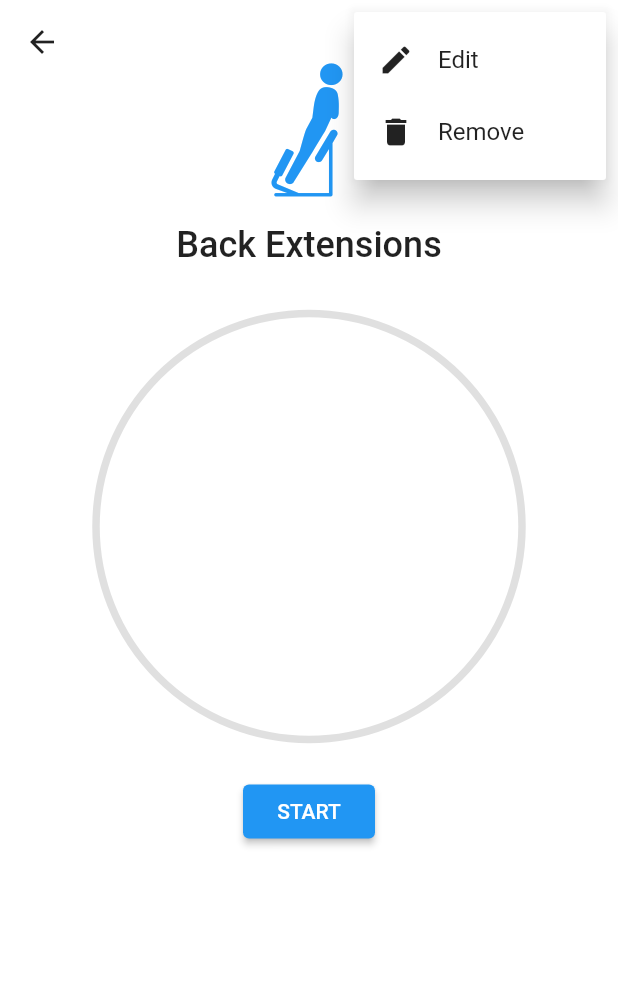
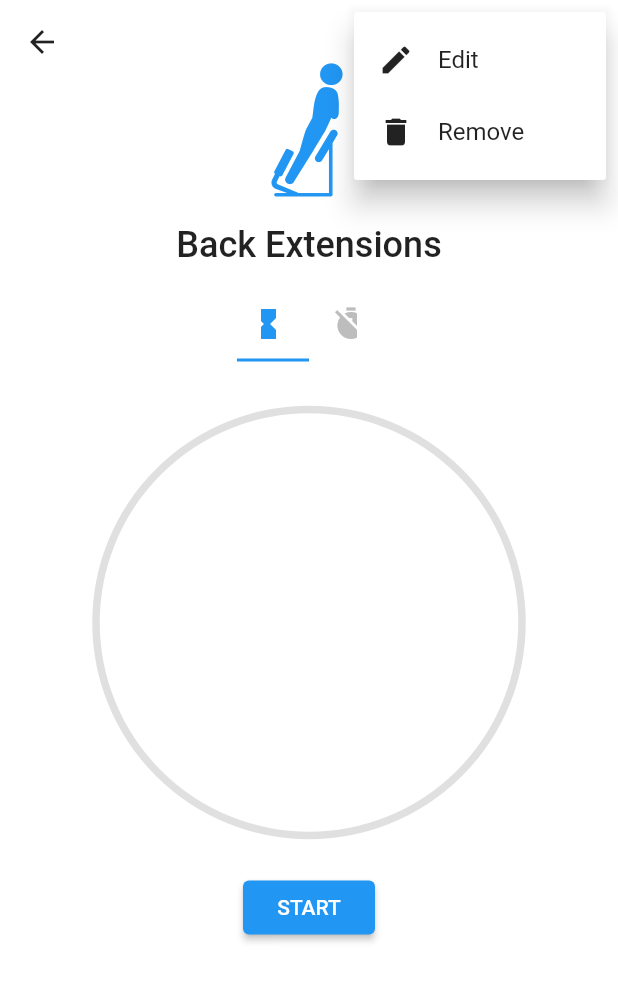
Before and after one commit to CZX123/Fit, a Flutter app: the StartActivityScreen screen opened directly with sample values from the repository, after a tap on the "more vert" icon, on a phone screen of 412 x 824 dp. Shown: the top 981 px of the screen. Run offline on Flutter 3.47's test engine with Material 2 defaults, Android fonts, the phone set to English and light mode, and no system bars; our stand-ins replace flutter_local_notifications, shared_preferences; accounts and stored records are empty; Roboto replaces fonts that are missing (Renner*); statements that could not run were skipped.

```diff
--- a/lib/addActivity.dart
+++ b/lib/addActivity.dart
@@ -436,7 +436,6 @@ class _AddActivityScreenState extends State<AddActivityScreen> {
                     value.add(timings);
                   FileManager.writeToFile(fileName, name, value).then((contents) {
                     App.of(context).changeExercises(contents);
-                    print('contents when added: $contents');
                     Navigator.pop(context);
                     Navigator.pop(context, name);
                     if (Navigator.canPop(context)) Navigator.pop(context, name);
--- a/lib/diet.dart
+++ b/lib/diet.dart
@@ -1,4 +1,5 @@
 import 'package:flutter/material.dart';
+import 'dart:async';
 import 'main.dart' show App;
 import 'fileManager.dart' show FileManager;
 import 'customWidgets.dart' show Grid;
@@ -25,7 +26,7 @@ class DietScreenState extends State<DietScreen> with TickerProviderStateMixin {
   final String fileName = 'diet.json';
   Diet activeDiet;
   List<ExpansionPanelItem> dietPanels = [];
-  bool loaded;
+  bool loaded = false;
   String imageAsset = 'assets/diet-icons/weight-loss.webp',
       name = 'Weight Loss';
   AnimationController fadeController;
@@ -37,7 +38,6 @@ class DietScreenState extends State<DietScreen> with TickerProviderStateMixin {
   @override
   void initState() {
     super.initState();
-    loaded = false;
     fadeController = AnimationController(
       vsync: this,
       duration: Duration(milliseconds: 300),
@@ -68,7 +68,6 @@ class DietScreenState extends State<DietScreen> with TickerProviderStateMixin {
         ),
       ),
     );
-    fadeController.addStatusListener(fadeStatus);
   }
 
   @override
@@ -93,16 +92,8 @@ class DietScreenState extends State<DietScreen> with TickerProviderStateMixin {
 
   @override
   void dispose() {
-    fadeController.removeStatusListener(fadeStatus);
     fadeController.dispose();
     super.dispose();
-  }
-
-  void fadeStatus(AnimationStatus status) {
-    if (status == AnimationStatus.dismissed)
-      setState(() {
-        removedDiet = true;
-      });
   }
 
   void updateDietScreen([Diet diet]) {
@@ -178,7 +169,6 @@ class DietScreenState extends State<DietScreen> with TickerProviderStateMixin {
     if (mounted) {
       setState(() {
         activeDiet = diet ?? null;
-        removedDiet = diet == null ? removedDiet : false;
         if (activeDiet != null) {
           imageAsset = activeDiet.image;
           name = activeDiet.name;
@@ -186,9 +176,18 @@ class DietScreenState extends State<DietScreen> with TickerProviderStateMixin {
           if (!loaded) {
             fadeController.value = 1.0;
             removedDiet = false;
-          } else
+          } else {
             fadeController.forward();
-        } else if (loaded) fadeController.reverse();
+            removedDiet = false;
+          }
+        } else if (loaded) {
+          fadeController.reverse();
+          Timer(Duration(milliseconds: 100), () {
+            setState(() {
+              removedDiet = true;
+            });
+          });
+        }
         loaded = true;
       });
     }
@@ -274,15 +273,13 @@ class DietScreenState extends State<DietScreen> with TickerProviderStateMixin {
                   ),
                 ),
               ),
-              Container(
+              AnimatedContainer(
+                duration: Duration(milliseconds: 200),
                 padding: EdgeInsets.only(top: windowTopPadding),
                 color: darkMode ? Colors.grey[900] : null,
                 constraints: BoxConstraints(
                   minHeight: height - 48.0,
                 ),
-                child: AnimatedOpacity(
-                  duration: Duration(milliseconds: 500),
-                  opacity: loaded ? 1.0 : 0.0,
                 child: Stack(
                   children: <Widget>[
                     FadeTransition(
@@ -293,8 +290,7 @@ class DietScreenState extends State<DietScreen> with TickerProviderStateMixin {
                           crossAxisAlignment: CrossAxisAlignment.start,
                           children: <Widget>[
                             Row(
-                                mainAxisAlignment:
-                                    MainAxisAlignment.spaceBetween,
+                              mainAxisAlignment: MainAxisAlignment.spaceBetween,
                               children: <Widget>[
                                 Padding(
                                   padding: EdgeInsets.fromLTRB(
@@ -349,8 +345,7 @@ class DietScreenState extends State<DietScreen> with TickerProviderStateMixin {
                                               },
                                               itemBuilder:
                                                   (BuildContext context) {
-                                                  return <
-                                                      PopupMenuItem<String>>[
+                                                return <PopupMenuItem<String>>[
                                                   PopupMenuItem<String>(
                                                     value: 'Remove',
                                                     child: Row(
@@ -359,8 +354,7 @@ class DietScreenState extends State<DietScreen> with TickerProviderStateMixin {
                                                           Icons.delete,
                                                           color: darkMode
                                                               ? Colors.white
-                                                                : Colors
-                                                                    .black87,
+                                                              : Colors.black87,
                                                         ),
                                                         const SizedBox(
                                                           width: 16.0,
@@ -394,8 +388,7 @@ class DietScreenState extends State<DietScreen> with TickerProviderStateMixin {
                                     width: 16.0,
                                   ),
                                   Column(
-                                      mainAxisAlignment:
-                                          MainAxisAlignment.center,
+                                    mainAxisAlignment: MainAxisAlignment.center,
                                     crossAxisAlignment:
                                         CrossAxisAlignment.start,
                                     children: <Widget>[
@@ -531,7 +524,6 @@ class DietScreenState extends State<DietScreen> with TickerProviderStateMixin {
                       ),
                     ),
                   ],
-                  ),
                 ),
               ),
             ],
--- a/lib/exercise.dart
+++ b/lib/exercise.dart
@@ -158,7 +158,6 @@ class _ExerciseScreenState extends State<ExerciseScreen> {
   Widget activities(bool portrait) {
     final bool darkMode = Theme.of(context).brightness == Brightness.dark;
     Map<String, dynamic> contents = App.of(context).exerciseContents;
-    print(contents);
     if (contents != null && contents.length > 0) {
       return Grid(
         children: getActivities(contents),
--- a/lib/startActivity.dart
+++ b/lib/startActivity.dart
@@ -61,7 +61,7 @@ class _StartActivityScreenState extends State<StartActivityScreen> {
             icon: packageTasks[i].icon,
             body: Padding(
               padding: const EdgeInsets.only(bottom: 8.0),
-              child: timer(context, name, i, true),
+              child: timer(name, i, true),
             ),
           ),
         );
@@ -69,18 +69,20 @@ class _StartActivityScreenState extends State<StartActivityScreen> {
     }
   }
 
-  Widget timer(BuildContext context, String name, int index,
-          [bool isPackage]) =>
-      ConstrainedBox(
-        constraints: BoxConstraints(
-          maxWidth: MediaQuery.of(context).size.height,
-        ),
-        child: Timer(
-          name: name,
-          index: index,
-          isPackage: isPackage ?? false,
-        ),
-      );
+  Widget timer(String name, int index, [bool isPackage]) {
+    final bool portrait =
+        MediaQuery.of(context).orientation == Orientation.portrait;
+    return SizedBox(
+      width: portrait
+          ? MediaQuery.of(context).size.width
+          : MediaQuery.of(context).size.height,
+      child: TimeTab(
+        name: name,
+        index: index,
+        isPackage: isPackage ?? false,
+      ),
+    );
+  }
 
   @override
   Widget build(BuildContext context) {
@@ -202,7 +204,7 @@ class _StartActivityScreenState extends State<StartActivityScreen> {
                   fontWeight: FontWeight.w500,
                 ),
               ),
-              timer(context, name, 0)
+              timer(name, 0)
             ],
           ),
         ),
@@ -382,16 +384,172 @@ class _StartActivityScreenState extends State<StartActivityScreen> {
   }
 }
 
-class Timer extends StatefulWidget {
-  Timer({this.name, this.index, Key key, this.isPackage}) : super(key: key);
+class TimeTab extends StatefulWidget {
+  TimeTab({this.name, this.index, this.isPackage: false});
+  final String name;
+  final int index;
+  final bool isPackage;
+  _TimeTabState createState() => _TimeTabState();
+}
+
+class _TimeTabState extends State<TimeTab> with TickerProviderStateMixin {
+  TabController controller;
+  int index = 0;
+  AnimationController tabIconController;
+  Animation<double> timerRotate;
+  Animation<double> stopwatchRotate;
+
+  @override
+  void initState() {
+    super.initState();
+    controller = TabController(vsync: this, length: 2);
+    tabIconController = AnimationController(
+      duration: const Duration(milliseconds: 280),
+      vsync: this,
+    );
+    timerRotate = Tween<double>(
+      begin: 0.5,
+      end: 0.0,
+    ).animate(
+      CurvedAnimation(
+        parent: tabIconController,
+        curve: Interval(
+          0.0,
+          0.5,
+          curve: Curves.easeIn,
+        ),
+      ),
+    );
+    stopwatchRotate = Tween<double>(
+      begin: 0.0,
+      end: 1.0,
+    ).animate(
+      CurvedAnimation(
+        parent: tabIconController,
+        curve: Interval(
+          0.5,
+          1.0,
+          curve: Curves.fastOutSlowIn,
+        ),
+      ),
+    );
+    controller.addListener(indexChange);
+    controller.animation.addStatusListener(animationListener);
+  }
+
+  @override
+  void dispose() {
+    controller.removeListener(indexChange);
+    controller.animation.removeStatusListener(animationListener);
+    controller.dispose();
+    tabIconController.dispose();
+    super.dispose();
+  }
+
+  void indexChange() {
+    setState(() {
+      index = controller.index;
+    });
+    if (index == 0)
+      tabIconController.reverse();
+    else
+      tabIconController.forward();
+  }
+
+  void animationListener(AnimationStatus status) {
+    setState(() {
+      if (status == AnimationStatus.forward ||
+          status == AnimationStatus.reverse) {
+        index = 2;
+        tabIconController.value = 0.5;
+      } else
+        indexChange();
+    });
+  }
+
+  @override
+  Widget build(BuildContext context) {
+    final bool portrait =
+        MediaQuery.of(context).orientation == Orientation.portrait;
+    final bool darkMode = Theme.of(context).brightness == Brightness.dark;
+    return Column(
+      children: <Widget>[
+        Container(
+          padding: const EdgeInsets.only(top: 16.0),
+          width: 96.0,
+          child: Material(
+            color: Colors.white,
+            borderRadius: BorderRadius.all(Radius.zero),
+            child: TabBar(
+              indicatorColor: darkMode ? Colors.lightBlue : Colors.blue,
+              labelColor: darkMode ? Colors.lightBlue : Colors.blue,
+              unselectedLabelColor:
+                  darkMode ? Colors.grey[600] : Colors.grey[400],
+              controller: controller,
+              tabs: <Widget>[
+                Tab(
+                  child: RotationTransition(
+                    turns: timerRotate,
+                    child: AnimatedCrossFade(
+                      crossFadeState: index == 0
+                          ? CrossFadeState.showFirst
+                          : CrossFadeState.showSecond,
+                      duration: Duration(milliseconds: index == 0 ? 160 : 240),
+                      firstChild: const Icon(Icons.hourglass_full),
+                      secondChild: const Icon(Icons.hourglass_empty),
+                    ),
+                  ),
+                ),
+                Tab(
+                  child: RotationTransition(
+                    turns: stopwatchRotate,
+                    child: AnimatedCrossFade(
+                      crossFadeState: index == 1
+                          ? CrossFadeState.showFirst
+                          : CrossFadeState.showSecond,
+                      duration: Duration(milliseconds: index == 1 ? 140 : 240),
+                      firstChild: const Icon(Icons.timer),
+                      secondChild: const Icon(Icons.timer_off),
+                    ),
+                  ),
+                ),
+              ],
+            ),
+          ),
+        ),
+        Container(
+          height: portrait
+              ? MediaQuery.of(context).size.width
+              : MediaQuery.of(context).size.height,
+          child: TabBarView(
+            controller: controller,
+            children: <Widget>[
+              TimerWidget(
+                name: widget.name,
+                index: widget.index,
+                isPackage: widget.isPackage,
+              ),
+              Container(),
+            ],
+          ),
+        ),
+      ],
+    );
+  }
+}
+
+class TimerWidget extends StatefulWidget {
+  TimerWidget({this.name, this.index, Key key, this.isPackage})
+      : super(key: key);
   final String name;
   final int index;
   final bool isPackage;
   @override
-  _TimerState createState() => _TimerState();
+  _TimerWidgetState createState() => _TimerWidgetState();
 }
 
-class _TimerState extends State<Timer> with TickerProviderStateMixin {
+class _TimerWidgetState extends State<TimerWidget>
+    with TickerProviderStateMixin {
   AnimationController controller;
   AnimationController fadeController;
   Animation<double> fadeOut;
```
Lines whose indentation alone changed are shown as unchanged.
